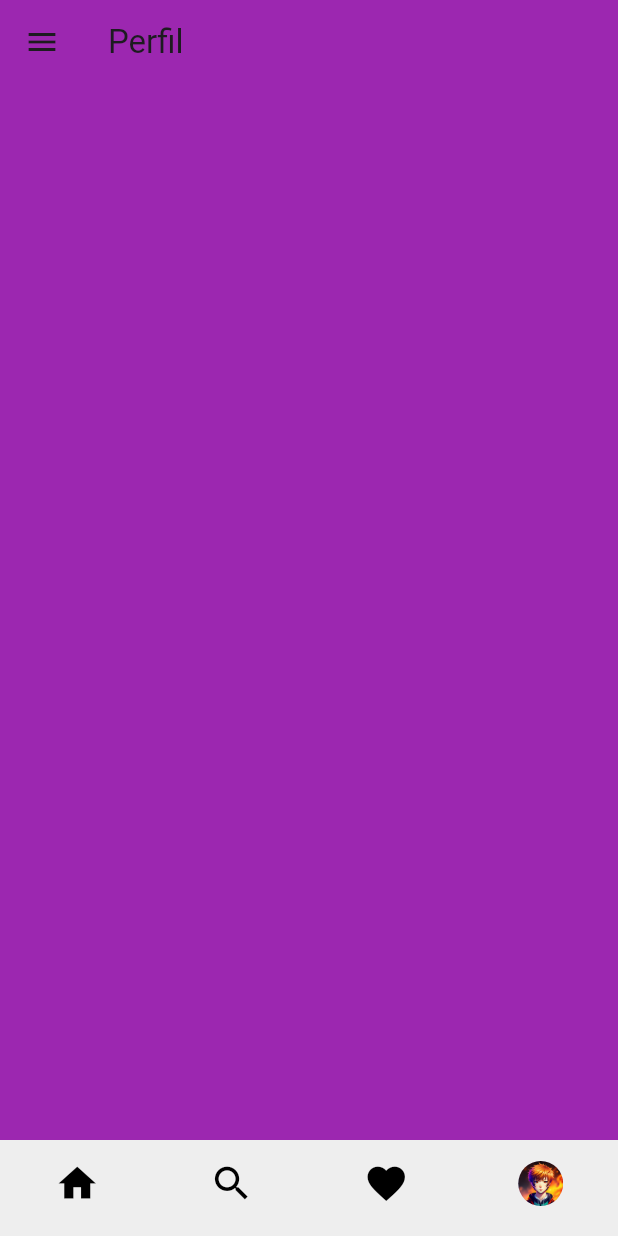
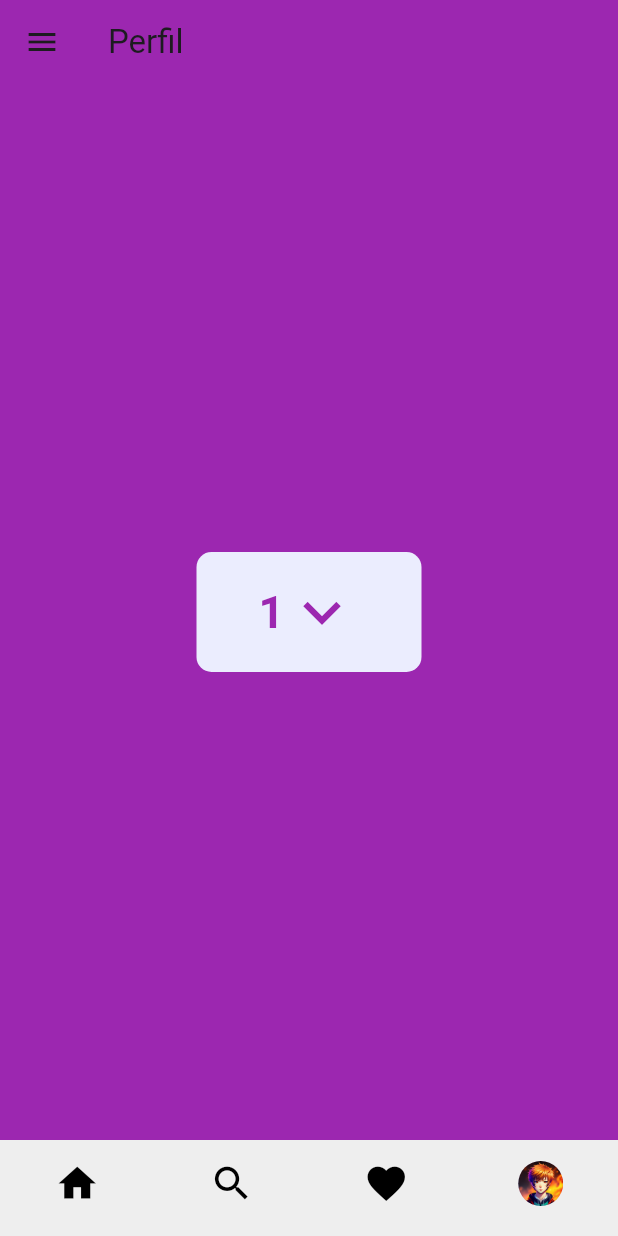
Before and after one commit to ManuViola77/hello_world_flutter, a Flutter app: the screen it shows after launch, item 4 of the bottom bar chosen, on a phone screen of 412 x 824 dp. Run offline on Flutter 3.47's test engine with Material 3 defaults, Android fonts, the phone set to English and light mode, and no system bars.

Commit message:
feat: dropdown

```diff
--- a/lib/main.dart
+++ b/lib/main.dart
@@ -297,8 +297,34 @@ class FavoritesPage extends StatelessWidget {
   }
 }
 
-class ProfilePage extends StatelessWidget {
+class ProfilePage extends StatefulWidget {
   const ProfilePage({super.key});
+
+  @override
+  State<ProfilePage> createState() => _ProfileState();
+
+  /* @override
+  Widget build(BuildContext context) {
+    return Scaffold(
+      appBar: AppBar(
+        leading: IconButton(
+          icon: const Icon(Icons.menu),
+          onPressed: () {
+            Scaffold.of(context).openDrawer();
+          },
+        ),
+        title: const Text('Perfil'),
+        backgroundColor: Colors.purple,
+      ),
+      body: Container(color: Colors.purple),
+    );
+  } */
+}
+
+class _ProfileState extends State<ProfilePage> {
+  String _dropdownValue =  '1';
+
+  var _items = ['1', '2', '3', '4', '5'];
 
   @override
   Widget build(BuildContext context) {
@@ -313,7 +339,45 @@ class ProfilePage extends StatelessWidget {
         title: const Text('Perfil'),
         backgroundColor: Colors.purple,
       ),
-      body: Container(color: Colors.purple),
+      body: Container(
+        color: Colors.purple,
+        child:Center(
+          child: Container(
+            width: 150,
+            height: 80,
+            decoration: BoxDecoration(
+              color: Color(0xffEBEDFE),
+              borderRadius: BorderRadius.circular(10),
+            ),
+            child: Center(
+              child: DropdownButton<String>(
+                items: _items.map((String item) {
+                  return DropdownMenuItem<String>(
+                    value: item,
+                    child: Text(item),
+                  );
+                }).toList(),
+                value: _dropdownValue,
+                onChanged: (String? newValue) {
+                  setState(() {
+                    _dropdownValue = newValue!;
+                  });
+                },
+                icon: const Icon(Icons.keyboard_arrow_down),
+                iconSize: 50,
+                iconEnabledColor: Colors.purple,
+                iconDisabledColor: Colors.purple.withOpacity(0.5),
+                style: const TextStyle(
+                  color: Colors.purple,
+                  fontSize: 30,
+                  fontWeight: FontWeight.bold,
+                ),
+                underline: Container(),
+              )
+            )
+          )
+        )
+      )
     );
   }
 }
```
